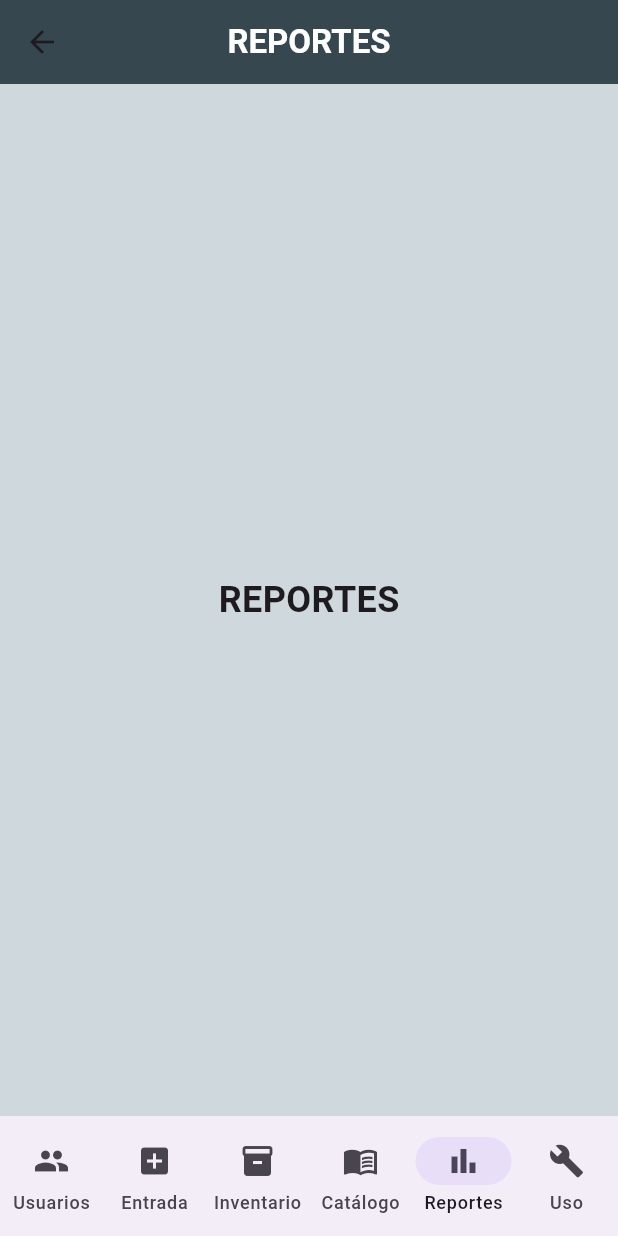
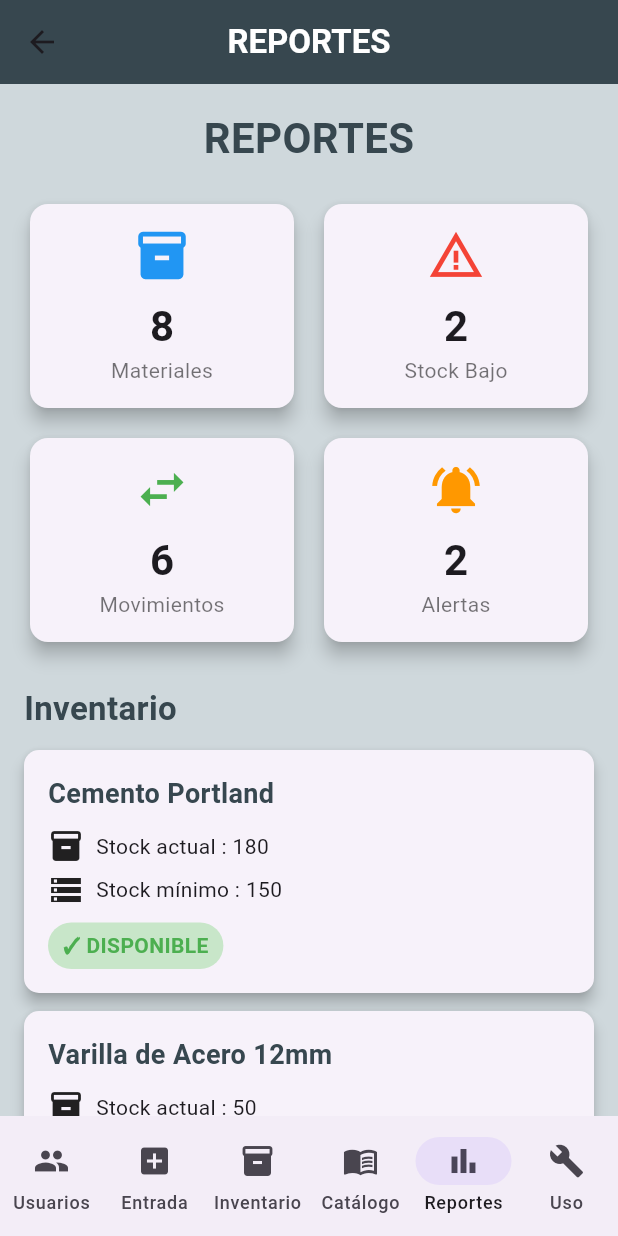
Before and after one commit to JeremySoto1/Gestion-Material, a Flutter app: the PrincipalPage screen opened by its route, item 5 of the bottom bar chosen, on a phone screen of 412 x 824 dp. Run offline on Flutter 3.47's test engine with Material 3 defaults, Android fonts, the light colour scheme and no system bars; network calls fail.

Commit message:
modulo de reportes

```diff
--- a/lib/views/principal.dart
+++ b/lib/views/principal.dart
@@ -3,6 +3,7 @@ import 'uso_material.dart';
 import 'catalogo.dart';
 import 'inventario.dart';
 import 'entrada_material.dart';
+import 'reportes_page.dart';
 
 class PrincipalPage extends StatefulWidget {
   const PrincipalPage({super.key});
@@ -41,12 +42,7 @@ class _PrincipalPageState extends State<PrincipalPage> {
 
       const CatalogoPage(),
 
-      const Center(
-        child: Text(
-          "REPORTES",
-          style: TextStyle(fontSize: 24, fontWeight: FontWeight.bold),
-        ),
-      ),
+      const ReportesPage(),
 
       UsoMaterialPage(
         key: usoMaterialKey,
@@ -56,15 +52,21 @@ class _PrincipalPageState extends State<PrincipalPage> {
   }
 
   bool registrarEntradaMaterial(String codigo, int cantidad, String obra) {
-    final res = inventarioKey.currentState?.registrarEntrada(codigo, cantidad, obra) ?? false;
+    final res =
+        inventarioKey.currentState?.registrarEntrada(codigo, cantidad, obra) ??
+        false;
     _sincronizarInventario();
     return res;
   }
+
   bool registrarSalidaMaterial(String codigo, int cantidad, String obra) {
-    final res = inventarioKey.currentState?.registrarSalida(codigo, cantidad, obra) ?? false;
+    final res =
+        inventarioKey.currentState?.registrarSalida(codigo, cantidad, obra) ??
+        false;
     _sincronizarInventario();
     return res;
   }
+
   bool revertirEntradaMaterial(String codigo, int cantidad, String obra) {
     inventarioKey.currentState?.forzarAjusteStock(codigo, cantidad, obra);
     _sincronizarInventario();
@@ -94,16 +96,16 @@ class _PrincipalPageState extends State<PrincipalPage> {
       appBar: AppBar(
         title: Text(
           _titulos[currentPageIndex],
-          style: const TextStyle(fontWeight: FontWeight.bold, color: Colors.white),
+          style: const TextStyle(
+            fontWeight: FontWeight.bold,
+            color: Colors.white,
+          ),
         ),
         backgroundColor: const Color(0xFF37474F),
         centerTitle: true,
       ),
 
-      body: IndexedStack(
-        index: currentPageIndex,
-        children: paginas,
-      ),
+      body: IndexedStack(index: currentPageIndex, children: paginas),
 
       bottomNavigationBar: NavigationBar(
         selectedIndex: currentPageIndex,
--- /dev/null
+++ b/lib/views/reportes_page.dart
@@ -0,0 +1,540 @@
+import 'dart:convert';
+import 'package:flutter/material.dart';
+import 'package:flutter/services.dart';
+
+class ReportesPage extends StatefulWidget {
+  const ReportesPage({super.key});
+
+  @override
+  State<ReportesPage> createState() => _ReportesPageState();
+}
+
+class _ReportesPageState extends State<ReportesPage> {
+  List<Map<String, dynamic>> materiales = [];
+  List<Map<String, dynamic>> inventario = [];
+  List<Map<String, dynamic>> movimientos = [];
+
+  bool cargando = true;
+
+  @override
+  void initState() {
+    super.initState();
+    _cargarDatos();
+  }
+
+  Future<void> _cargarDatos() async {
+    try {
+      print("Cargando materiales...");
+      final materialesJson = await rootBundle.loadString(
+        "assets/data/materiales.json",
+      );
+
+      print("Materiales OK");
+
+      print("Cargando inventario...");
+      final inventarioJson = await rootBundle.loadString(
+        "assets/data/inventario.json",
+      );
+
+      print("Inventario OK");
+
+      print("Cargando movimientos...");
+      final movimientosJson = await rootBundle.loadString(
+        "assets/data/movimientos.json",
+      );
+
+      print("Movimientos OK");
+
+      setState(() {
+        materiales = List<Map<String, dynamic>>.from(
+          jsonDecode(materialesJson),
+        );
+        inventario = List<Map<String, dynamic>>.from(
+          jsonDecode(inventarioJson),
+        );
+        movimientos = List<Map<String, dynamic>>.from(
+          jsonDecode(movimientosJson),
+        );
+        cargando = false;
+      });
+    } catch (e, s) {
+      print("ERROR: $e");
+      print(s);
+
+      setState(() {
+        cargando = false;
+      });
+    }
+  }
+
+  Map<String, dynamic>? obtenerInventario(String codigo) {
+    try {
+      return inventario.firstWhere((e) => e["codigo"] == codigo);
+    } catch (_) {
+      return null;
+    }
+  }
+
+  String obtenerNombre(String codigo) {
+    try {
+      return materiales.firstWhere((e) => e["codigo"] == codigo)["nombre"];
+    } catch (_) {
+      return codigo;
+    }
+  }
+
+  int totalStockBajo() {
+    int contador = 0;
+
+    for (var material in materiales) {
+      final inv = obtenerInventario(material["codigo"]);
+
+      if (inv == null) continue;
+
+      if (inv["stock"] < material["stockMinimo"]) {
+        contador++;
+      }
+    }
+
+    return contador;
+  }
+
+  int totalMovimientos() {
+    return movimientos.length;
+  }
+
+  @override
+  Widget build(BuildContext context) {
+    return Container(
+      color: const Color(0xFFCFD8DC),
+      child: cargando
+          ? const Center(child: CircularProgressIndicator())
+          : SingleChildScrollView(
+              padding: const EdgeInsets.all(16),
+              child: Column(
+                children: [
+                  const Text(
+                    "REPORTES",
+                    style: TextStyle(
+                      fontSize: 28,
+                      fontWeight: FontWeight.bold,
+                      color: Color(0xFF37474F),
+                    ),
+                  ),
+
+                  const SizedBox(height: 20),
+
+                  Row(
+                    children: [
+                      Expanded(
+                        child: _ResumenCard(
+                          titulo: "Materiales",
+                          valor: materiales.length.toString(),
+                          icono: Icons.inventory,
+                          color: Colors.blue,
+                        ),
+                      ),
+
+                      const SizedBox(width: 12),
+
+                      Expanded(
+                        child: _ResumenCard(
+                          titulo: "Stock Bajo",
+                          valor: totalStockBajo().toString(),
+                          icono: Icons.warning_amber,
+                          color: Colors.red,
+                        ),
+                      ),
+                    ],
+                  ),
+
+                  const SizedBox(height: 12),
+
+                  Row(
+                    children: [
+                      Expanded(
+                        child: _ResumenCard(
+                          titulo: "Movimientos",
+                          valor: totalMovimientos().toString(),
+                          icono: Icons.swap_horiz,
+                          color: Colors.green,
+                        ),
+                      ),
+
+                      const SizedBox(width: 12),
+
+                      Expanded(
+                        child: _ResumenCard(
+                          titulo: "Alertas",
+                          valor: totalStockBajo().toString(),
+                          icono: Icons.notifications_active,
+                          color: Colors.orange,
+                        ),
+                      ),
+                    ],
+                  ),
+
+                  const SizedBox(height: 25),
+
+                  Align(
+                    alignment: Alignment.centerLeft,
+                    child: Text(
+                      "Inventario",
+                      style: TextStyle(
+                        fontSize: 22,
+                        fontWeight: FontWeight.bold,
+                        color: Color(0xFF37474F),
+                      ),
+                    ),
+                  ),
+
+                  const SizedBox(height: 12),
+
+                  ListView.builder(
+                    shrinkWrap: true,
+                    physics: const NeverScrollableScrollPhysics(),
+                    itemCount: materiales.length,
+                    itemBuilder: (context, index) {
+                      final material = materiales[index];
+
+                      final inv = obtenerInventario(material["codigo"]);
+
+                      final stock = inv == null ? 0 : inv["stock"];
+
+                      final bool bajo = stock < material["stockMinimo"];
+
+                      return _InventarioCard(
+                        material: material,
+                        stock: stock,
+                        bajo: bajo,
+                      );
+                    },
+                  ),
+
+                  const SizedBox(height: 30),
+
+                  Align(
+                    alignment: Alignment.centerLeft,
+                    child: Text(
+                      "Alertas",
+                      style: TextStyle(
+                        fontSize: 22,
+                        fontWeight: FontWeight.bold,
+                        color: Color(0xFF37474F),
+                      ),
+                    ),
+                  ),
+
+                  const SizedBox(height: 12),
+                  ...materiales.map((material) {
+                    final inv = obtenerInventario(material["codigo"]);
+
+                    if (inv == null) return const SizedBox();
+
+                    final stock = inv["stock"];
+
+                    if (stock >= material["stockMinimo"]) {
+                      return const SizedBox();
+                    }
+
+                    return _AlertaCard(
+                      nombre: material["nombre"],
+                      stock: stock,
+                      minimo: material["stockMinimo"],
+                    );
+                  }).toList(),
+
+                  const SizedBox(height: 30),
+
+                  const Align(
+                    alignment: Alignment.centerLeft,
+                    child: Text(
+                      "Uso de materiales",
+                      style: TextStyle(
+                        fontSize: 22,
+                        fontWeight: FontWeight.bold,
+                        color: Color(0xFF37474F),
+                        //fontWeight: FontWeight.bold,
+                      ),
+                    ),
+                  ),
+
+                  const SizedBox(height: 12),
+
+                  ListView.builder(
+                    shrinkWrap: true,
+                    physics: const NeverScrollableScrollPhysics(),
+                    itemCount: movimientos.length,
+                    itemBuilder: (context, index) {
+                      final movimiento = movimientos[index];
+
+                      return _MovimientoCard(
+                        nombre: obtenerNombre(movimiento["codigo"]),
+                        fecha: movimiento["fecha"],
+                        cantidad: movimiento["cantidad"],
+                        tipo: movimiento["tipo"],
+                        obra: movimiento["obra"],
+                        uso: movimiento["uso"],
+                      );
+                    },
+                  ),
+                ],
+              ),
+            ),
+    );
+  }
+}
+
+class _ResumenCard extends StatelessWidget {
+  final String titulo;
+  final String valor;
+  final IconData icono;
+  final Color color;
+
+  const _ResumenCard({
+    required this.titulo,
+    required this.valor,
+    required this.icono,
+    required this.color,
+  });
+
+  @override
+  Widget build(BuildContext context) {
+    return Card(
+      elevation: 5,
+      shape: RoundedRectangleBorder(borderRadius: BorderRadius.circular(12)),
+      child: Padding(
+        padding: const EdgeInsets.all(15),
+        child: Column(
+          children: [
+            Icon(icono, size: 38, color: color),
+
+            const SizedBox(height: 8),
+
+            Text(
+              valor,
+              style: const TextStyle(fontSize: 28, fontWeight: FontWeight.bold),
+            ),
+
+            Text(titulo, style: const TextStyle(color: Colors.black54)),
+          ],
+        ),
+      ),
+    );
+  }
+}
+
+class _InventarioCard extends StatelessWidget {
+  final Map<String, dynamic> material;
+  final int stock;
+  final bool bajo;
+
+  const _InventarioCard({
+    required this.material,
+    required this.stock,
+    required this.bajo,
+  });
+
+  @override
+  Widget build(BuildContext context) {
+    return Card(
+      margin: const EdgeInsets.only(bottom: 12),
+      elevation: 4,
+      shape: RoundedRectangleBorder(borderRadius: BorderRadius.circular(10)),
+      child: Padding(
+        padding: const EdgeInsets.all(16),
+        child: Column(
+          crossAxisAlignment: CrossAxisAlignment.start,
+
+          children: [
+            Text(
+              material["nombre"],
+              style: const TextStyle(
+                fontSize: 18,
+                fontWeight: FontWeight.bold,
+                color: Color(0xFF37474F),
+              ),
+            ),
+
+            const SizedBox(height: 10),
+
+            Row(
+              children: [
+                const Icon(Icons.inventory),
+
+                const SizedBox(width: 8),
+
+                Text("Stock actual : $stock"),
+              ],
+            ),
+
+            const SizedBox(height: 5),
+
+            Row(
+              children: [
+                const Icon(Icons.storage),
+
+                const SizedBox(width: 8),
+
+                Text("Stock mínimo : ${material["stockMinimo"]}"),
+              ],
+            ),
+
+            const SizedBox(height: 10),
+
+            Container(
+              padding: const EdgeInsets.symmetric(horizontal: 10, vertical: 5),
+              decoration: BoxDecoration(
+                color: bajo ? Colors.red.shade100 : Colors.green.shade100,
+                borderRadius: BorderRadius.circular(20),
+              ),
+              child: Text(
+                bajo ? "⚠ STOCK BAJO" : "✓ DISPONIBLE",
+                style: TextStyle(
+                  color: bajo ? Colors.red : Colors.green,
+                  fontWeight: FontWeight.bold,
+                ),
+              ),
+            ),
+          ],
+        ),
+      ),
+    );
+  }
+}
+
+class _AlertaCard extends StatelessWidget {
+  final String nombre;
+  final int stock;
+  final int minimo;
+
+  const _AlertaCard({
+    required this.nombre,
+    required this.stock,
+    required this.minimo,
+  });
+
+  @override
+  Widget build(BuildContext context) {
+    return Card(
+      color: Colors.red.shade50,
+      margin: const EdgeInsets.only(bottom: 10),
+      child: ListTile(
+        leading: const Icon(Icons.warning_amber, color: Colors.red),
+
+        title: Text(
+          nombre,
+          style: const TextStyle(fontWeight: FontWeight.bold),
+        ),
+
+        subtitle: Text("Stock actual: $stock\nStock mínimo: $minimo"),
+      ),
+    );
+  }
+}
+
+class _MovimientoCard extends StatelessWidget {
+  final String nombre;
+  final String fecha;
+  final String tipo;
+  final int cantidad;
+  final String obra;
+  final String uso;
+
+  const _MovimientoCard({
+    required this.nombre,
+    required this.fecha,
+    required this.tipo,
+    required this.cantidad,
+    required this.obra,
+    required this.uso,
+  });
+
+  @override
+  Widget build(BuildContext context) {
+    final bool salida = tipo.toUpperCase() == "SALIDA";
+
+    return Card(
+      margin: const EdgeInsets.only(bottom: 12),
+      elevation: 4,
+      shape: RoundedRectangleBorder(borderRadius: BorderRadius.circular(10)),
+      child: Padding(
+        padding: const EdgeInsets.all(15),
+        child: Column(
+          crossAxisAlignment: CrossAxisAlignment.start,
+          children: [
+            Row(
+              children: [
+                Icon(
+                  salida ? Icons.arrow_upward : Icons.arrow_downward,
+                  color: salida ? Colors.red : Colors.green,
+                ),
+
+                const SizedBox(width: 10),
+
+                Expanded(
+                  child: Text(
+                    nombre,
+                    style: const TextStyle(
+                      fontWeight: FontWeight.bold,
+                      fontSize: 17,
+                      color: Color(0xFF37474F),
+                    ),
+                  ),
+                ),
+
+                Container(
+                  padding: const EdgeInsets.symmetric(
+                    horizontal: 10,
+                    vertical: 5,
+                  ),
+                  decoration: BoxDecoration(
+                    color: salida ? Colors.red.shade100 : Colors.green.shade100,
+                    borderRadius: BorderRadius.circular(20),
+                  ),
+                  child: Text(
+                    tipo,
+                    style: TextStyle(
+                      color: salida ? Colors.red : Colors.green,
+                      fontWeight: FontWeight.bold,
+                    ),
+                  ),
+                ),
+              ],
+            ),
+
+            const Divider(height: 20),
+
+            _dato(Icons.calendar_month, "Fecha", fecha),
+
+            _dato(Icons.inventory_2, "Cantidad", cantidad.toString()),
+
+            _dato(Icons.location_city, "Obra", obra),
+
+            _dato(Icons.construction, "Uso", uso),
+          ],
+        ),
+      ),
+    );
+  }
+
+  Widget _dato(IconData icono, String titulo, String valor) {
+    return Padding(
+      padding: const EdgeInsets.only(bottom: 8),
+      child: Row(
+        children: [
+          Icon(icono, size: 18, color: Colors.blueGrey),
+
+          const SizedBox(width: 8),
+
+          Text(
+            "$titulo: ",
+            style: const TextStyle(fontWeight: FontWeight.bold),
+          ),
+
+          Expanded(child: Text(valor)),
+        ],
+      ),
+    );
+  }
+}
--- a/pubspec.yaml
+++ b/pubspec.yaml
@@ -61,6 +61,7 @@ flutter:
   assets:
     - assets/data/materiales.json
     - assets/data/inventario.json
+    - assets/data/movimientos.json
 
   # To add assets to your application, add an assets section, like this:
   # assets:
```
Also changed, not shown: assets/data/movimientos.json (added, +50 -0 lines).
